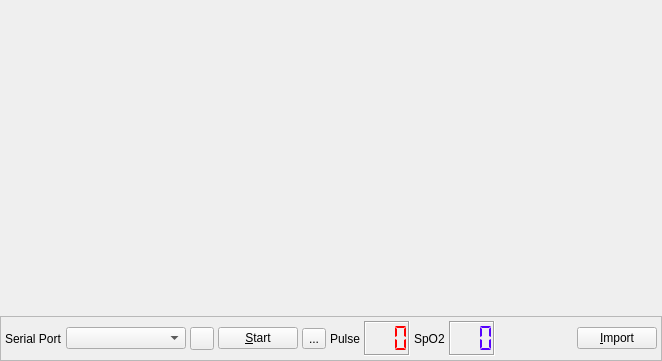
Before: the Qt Designer form oximetry.ui in sbonaime/sleepyhead-code., drawn with Qt 5.
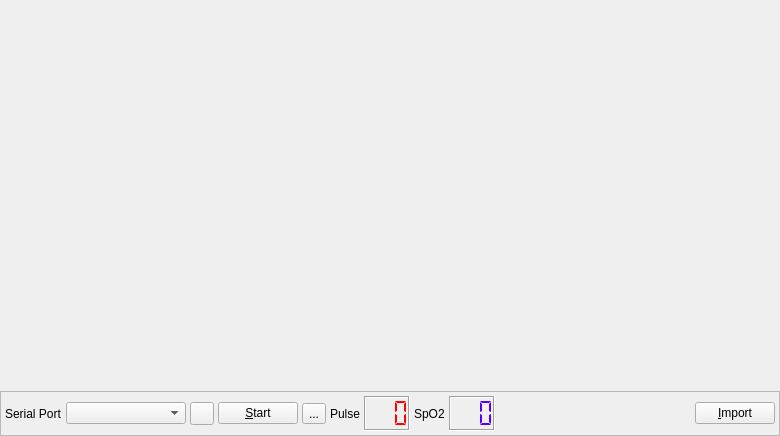
After: the same form once the commit is applied. Icons and pictures are not drawn.

Commit message: Oximetry again..

```diff
--- a/oximetry.ui
+++ b/oximetry.ui
@@ -6,8 +6,8 @@
    <rect>
     <x>0</x>
     <y>0</y>
-    <width>662</width>
-    <height>361</height>
+    <width>780</width>
+    <height>436</height>
    </rect>
   </property>
   <property name="windowTitle">
```
The commit also changes 2 other files.
